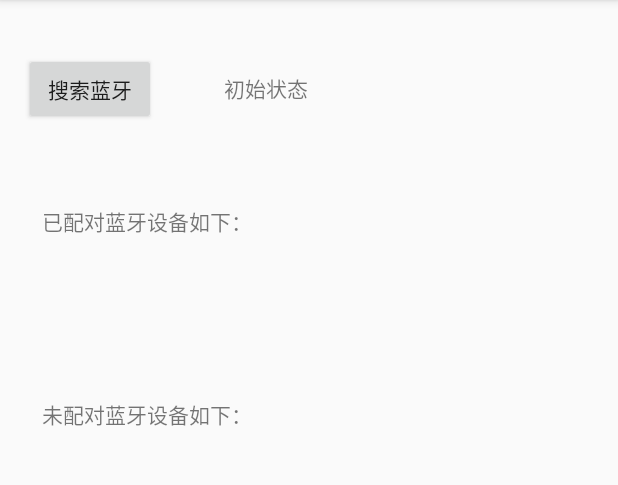
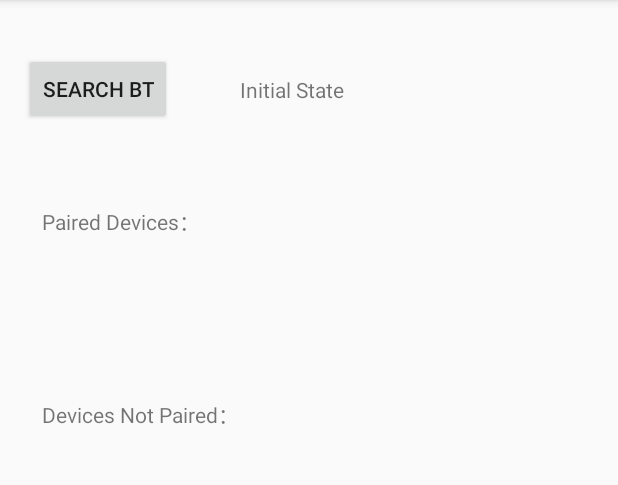
Before and after one commit to azjf/BluetoothDemo, an Android app: the screen it shows after launch (MainActivity), on a phone screen of 412 x 824 dp, the part 84-569 px from its top. Run offline under Robolectric (Android 15) with nearby library versions, the phone set to English and light mode, and no system bars.

Commit message:
Optimize the search founction

```diff
--- a/app/src/main/AndroidManifest.xml
+++ b/app/src/main/AndroidManifest.xml
@@ -4,6 +4,7 @@
 
     <uses-permission android:name="android.permission.BLUETOOTH"/>
     <uses-permission android:name="android.permission.BLUETOOTH_ADMIN"/>
+    <uses-permission android:name="android.permission.ACCESS_COARSE_LOCATION"/>
 
     <application
         android:allowBackup="true"
--- a/app/src/main/java/org/example/bluetoothdemo/MainActivity.java
+++ b/app/src/main/java/org/example/bluetoothdemo/MainActivity.java
@@ -16,7 +16,7 @@ import android.widget.TextView;
 public class MainActivity extends AppCompatActivity {
 
     private BluetoothAdapter mBluetoothAdapter;
-    private TextView text, text2, text3;
+    private TextView text1, text2, text3;
     private Button button;
 
     @Override
@@ -24,15 +24,15 @@ public class MainActivity extends AppCompatActivity {
         super.onCreate(savedInstanceState);
         setContentView(R.layout.activity_main);
 
-        text = (TextView) findViewById(R.id.textView);
+        text1 = (TextView) findViewById(R.id.textView1);
         text2 = (TextView) findViewById(R.id.textView2);
         text3 = (TextView) findViewById(R.id.textView3);
         button = (Button) findViewById(R.id.button);
 
         mBluetoothAdapter = BluetoothAdapter.getDefaultAdapter();
 
-        IntentFilter filter = new IntentFilter(BluetoothDevice.ACTION_FOUND);
-        registerReceiver(mReceiver, filter);
+        IntentFilter filter1 = new IntentFilter(BluetoothDevice.ACTION_FOUND);
+        registerReceiver(mReceiver, filter1);
         IntentFilter filter2 = new IntentFilter(BluetoothAdapter.ACTION_DISCOVERY_FINISHED);
         registerReceiver(mReceiver, filter2);
 
@@ -43,7 +43,9 @@ public class MainActivity extends AppCompatActivity {
                     mBluetoothAdapter.enable();
                 }
                 mBluetoothAdapter.startDiscovery();
-                text2.setText("Searching...");
+                text1.setText("Searching...");
+                text2.setText("Paired Devices:");
+                text3.setText("Devices Not Paired:");
             }
         });
     }
@@ -54,7 +56,7 @@ public class MainActivity extends AppCompatActivity {
         super.onDestroy();
 
         unregisterReceiver(mReceiver);
-        Log.e("destroy", "unregister");
+        Log.d("bluetoothdemo", "onDestroy: unregister");
     }
 
 
@@ -63,18 +65,20 @@ public class MainActivity extends AppCompatActivity {
         @Override
         public void onReceive(Context context, Intent intent) {
             String action = intent.getAction();
-            Log.e("ywq", action);
+            Log.d("bluetoothdemo", action);
 
             if (action.equals(BluetoothDevice.ACTION_FOUND)) {
                 BluetoothDevice device = intent.getParcelableExtra(BluetoothDevice.EXTRA_DEVICE);
+                String device_str = device.getName() + "==>" + device.getAddress();
+                Log.d("bluetoothdemo", device_str + "\n");
 
                 if (device.getBondState() == BluetoothDevice.BOND_BONDED) {
-                    text.append("\n" + device.getName() + "==>" + device.getAddress() + "\n");
+                    text2.append("\n" + device_str);
                 } else {
-                    text3.append("\n" + device.getName() + "==>" + device.getAddress() + "\n");
+                    text3.append("\n" + device_str);
                 }
             } else if (action.equals(BluetoothAdapter.ACTION_DISCOVERY_FINISHED)) {
-                text2.setText("Search finished.");
+                text1.setText("Search finished.");
             }
         }
     };
--- a/app/src/main/res/layout/activity_main.xml
+++ b/app/src/main/res/layout/activity_main.xml
@@ -11,7 +11,7 @@
     tools:context=".MainActivity">
 
     <Button
-        android:text="搜索蓝牙"
+        android:text="Search BT"
         android:layout_width="wrap_content"
         android:layout_height="wrap_content"
         android:layout_marginTop="19dp"
@@ -20,7 +20,7 @@
         android:layout_alignParentStart="true" />
 
     <TextView
-        android:text="初始状态"
+        android:text="Initial State"
         android:layout_width="wrap_content"
         android:layout_height="wrap_content"
         android:layout_alignBottom="@+id/button"
@@ -29,13 +29,13 @@
         android:layout_marginLeft="45dp"
         android:layout_marginStart="45dp"
         android:layout_marginBottom="14dp"
-        android:id="@+id/textView2" />
+        android:id="@+id/textView1" />
 
     <TextView
         android:layout_width="wrap_content"
         android:layout_height="wrap_content"
-        android:id="@+id/textView"
-        android:text="已配对蓝牙设备如下："
+        android:id="@+id/textView2"
+        android:text="Paired Devices："
         android:layout_marginLeft="12dp"
         android:layout_marginStart="12dp"
         android:layout_marginTop="53dp"
@@ -44,13 +44,13 @@
         android:layout_alignParentStart="true" />
 
     <TextView
-        android:text="未配对蓝牙设备如下："
+        android:text="Devices Not Paired："
         android:layout_width="wrap_content"
         android:layout_height="wrap_content"
         android:layout_marginTop="107dp"
         android:id="@+id/textView3"
-        android:layout_below="@+id/textView"
-        android:layout_alignLeft="@+id/textView"
-        android:layout_alignStart="@+id/textView" />
+        android:layout_below="@+id/textView2"
+        android:layout_alignLeft="@+id/textView2"
+        android:layout_alignStart="@+id/textView2" />
 
 </RelativeLayout>
```
